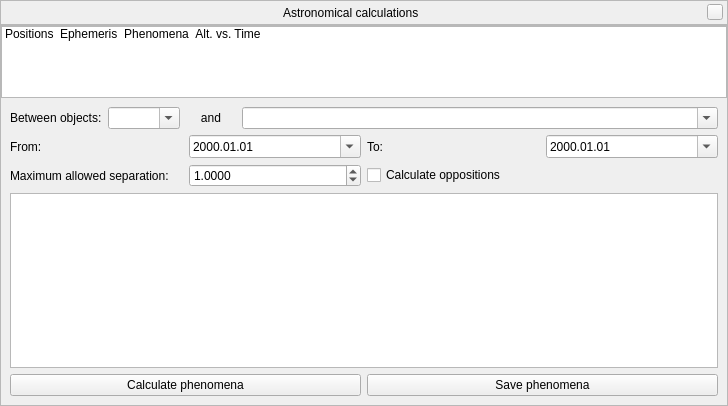
519984307/stellarium_src, file src/gui/astroCalcDialog.ui: the form before one commit.
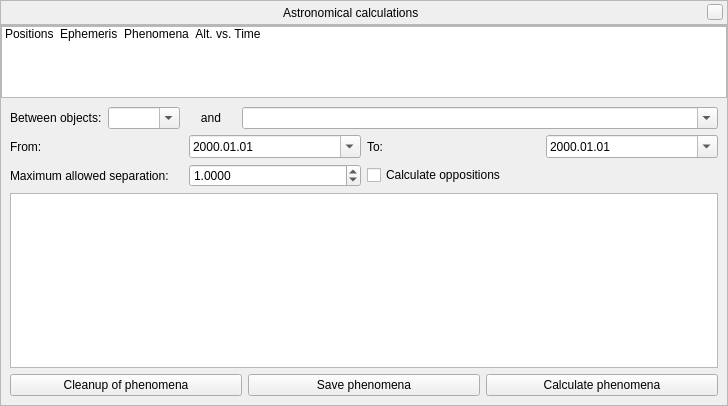
The form after the commit. The open tabs and pages were chosen to show the change. Icons and pictures are not drawn. Custom widgets are drawn as their Qt base class.

Commit message: Updated AstroCalc tool

```diff
--- a/src/gui/astroCalcDialog.ui
+++ b/src/gui/astroCalcDialog.ui
@@ -566,12 +566,9 @@
           <item row="4" column="0" colspan="2">
            <layout class="QHBoxLayout" name="horizontalLayout_9">
             <item>
-             <widget class="QPushButton" name="phenomenaPushButton">
-              <property name="toolTip">
-               <string>Calculations require time, please be patient</string>
-              </property>
+             <widget class="QPushButton" name="phenomenaCleanupButton">
               <property name="text">
-               <string>Calculate phenomena</string>
+               <string>Cleanup of phenomena</string>
               </property>
              </widget>
             </item>
@@ -582,6 +579,16 @@
               </property>
              </widget>
             </item>
+            <item>
+             <widget class="QPushButton" name="phenomenaPushButton">
+              <property name="toolTip">
+               <string>Calculations require time, please be patient</string>
+              </property>
+              <property name="text">
+               <string>Calculate phenomena</string>
+              </property>
+             </widget>
+            </item>
            </layout>
           </item>
           <item row="1" column="0">
```
Left out of the diff: 152 changed lines with no effect on the pictures. The commit also changes 2 other files.
